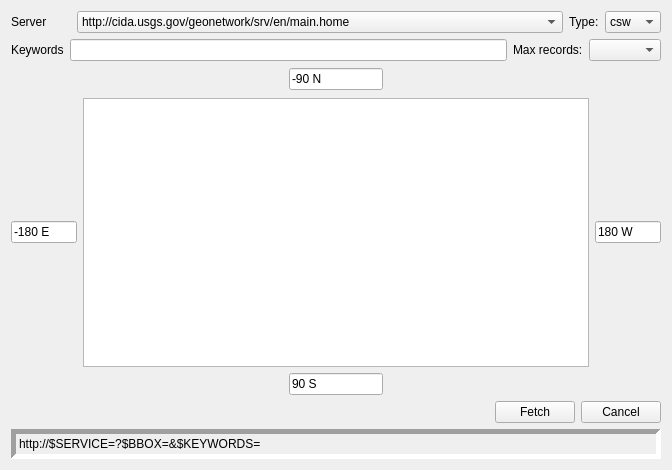
Above: ui/importwindow.ui from epifanio/planetsasha before the change. Below: the same form after it.
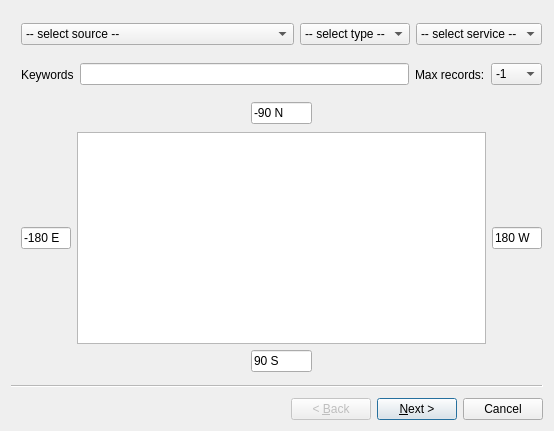
That is the form after the change. Icons and pictures are not drawn.

Commit message: import netcdf wizard + thredds reader

```diff
--- a/ui/importwindow.ui
+++ b/ui/importwindow.ui
@@ -1,60 +1,46 @@
 <?xml version="1.0" encoding="UTF-8"?>
 <ui version="4.0">
  <class>ImportWindow</class>
- <widget class="QWidget" name="ImportWindow">
+ <widget class="QWizard" name="ImportWindow">
+  <property name="windowModality">
+   <enum>Qt::NonModal</enum>
+  </property>
   <property name="geometry">
    <rect>
     <x>0</x>
     <y>0</y>
-    <width>672</width>
-    <height>470</height>
+    <width>554</width>
+    <height>431</height>
    </rect>
   </property>
+  <property name="sizePolicy">
+   <sizepolicy hsizetype="Maximum" vsizetype="Maximum">
+    <horstretch>0</horstretch>
+    <verstretch>0</verstretch>
+   </sizepolicy>
+  </property>
+  <property name="minimumSize">
+   <size>
+    <width>554</width>
+    <height>431</height>
+   </size>
+  </property>
   <property name="windowTitle">
    <string>Import</string>
   </property>
-  <property name="windowIcon">
-   <iconset resource="../gui/resources.qrc">
-    <normaloff>:/icons/icons/600px-Brosen_windrose.svg.png</normaloff>:/icons/icons/600px-Brosen_windrose.svg.png</iconset>
-  </property>
-  <layout class="QVBoxLayout" name="verticalLayout_3">
-   <item>
-    <layout class="QVBoxLayout" name="verticalLayout_2">
-     <item>
+  <widget class="QWizardPage" name="inputPage">
+   <widget class="QWidget" name="">
+    <property name="geometry">
+     <rect>
+      <x>10</x>
+      <y>10</y>
+      <width>521</width>
+      <height>27</height>
+     </rect>
+    </property>
       <layout class="QHBoxLayout" name="horizontalLayout">
        <item>
-        <widget class="QLabel" name="label">
-         <property name="sizePolicy">
-          <sizepolicy hsizetype="Preferred" vsizetype="Minimum">
-           <horstretch>0</horstretch>
-           <verstretch>0</verstretch>
-          </sizepolicy>
-         </property>
-         <property name="minimumSize">
-          <size>
-           <width>50</width>
-           <height>0</height>
-          </size>
-         </property>
-         <property name="maximumSize">
-          <size>
-           <width>60</width>
-           <height>16777215</height>
-          </size>
-         </property>
-         <property name="baseSize">
-          <size>
-           <width>50</width>
-           <height>0</height>
-          </size>
-         </property>
-         <property name="text">
-          <string>Server</string>
-         </property>
-        </widget>
-       </item>
-       <item>
-        <widget class="QComboBox" name="comboBox">
+      <widget class="QComboBox" name="cmbUrl">
          <property name="sizePolicy">
           <sizepolicy hsizetype="Preferred" vsizetype="Maximum">
            <horstretch>0</horstretch>
@@ -73,6 +59,16 @@
            <height>16777215</height>
           </size>
          </property>
+       <item>
+        <property name="text">
+         <string>-- select source --</string>
+        </property>
+       </item>
+       <item>
+        <property name="text">
+         <string>http://www.smast.umassd.edu:8080/thredds</string>
+        </property>
+       </item>
          <item>
           <property name="text">
            <string>http://cida.usgs.gov/geonetwork/srv/en/main.home</string>
@@ -108,24 +104,30 @@
            <string>http://geo.gov.ckan.org/dataset</string>
           </property>
          </item>
+      </widget>
+     </item>
          <item>
+      <widget class="QComboBox" name="cmbType">
+       <item>
           <property name="text">
-           <string>http://www.smast.umassd.edu:8080/thredds</string>
-          </property>
-         </item>
-        </widget>
+         <string>-- select type --</string>
+        </property>
+       </item>
+       <item>
+        <property name="text">
+         <string>Thredds</string>
+        </property>
        </item>
        <item>
-        <widget class="QLabel" name="label_5">
-         <property name="sizePolicy">
-          <sizepolicy hsizetype="Fixed" vsizetype="Fixed">
-           <horstretch>0</horstretch>
-           <verstretch>0</verstretch>
-          </sizepolicy>
-         </property>
+        <property name="text">
+         <string>GeoNetwork</string>
+        </property>
+       </item>
+       <item>
          <property name="text">
-          <string>Type:</string>
-         </property>
+         <string>GeoCatalog</string>
+        </property>
+       </item>
         </widget>
        </item>
        <item>
@@ -138,7 +140,7 @@
          </property>
          <item>
           <property name="text">
-           <string>csw</string>
+         <string>-- select service --</string>
           </property>
          </item>
          <item>
@@ -148,39 +150,47 @@
          </item>
          <item>
           <property name="text">
-           <string>wms</string>
-          </property>
-         </item>
-        </widget>
-       </item>
-      </layout>
-     </item>
+         <string notr="true">CSW</string>
+        </property>
+       </item>
      <item>
-      <layout class="QHBoxLayout" name="horizontalLayout_6">
-       <item>
-        <widget class="QLabel" name="label_4">
          <property name="text">
-          <string>Keywords</string>
-         </property>
-        </widget>
+         <string notr="true">OpenDAP</string>
+        </property>
        </item>
        <item>
-        <widget class="QLineEdit" name="lineEdit_9"/>
+        <property name="text">
+         <string>WCS</string>
+        </property>
        </item>
        <item>
-        <widget class="QLabel" name="label_3">
          <property name="text">
-          <string>Max records:</string>
-         </property>
-        </widget>
-       </item>
-       <item>
-        <widget class="QComboBox" name="comboBox_2"/>
-       </item>
-      </layout>
-     </item>
-     <item>
-      <layout class="QGridLayout" name="gridLayout_2">
+         <string notr="true">WMS</string>
+        </property>
+       </item>
+      </widget>
+     </item>
+    </layout>
+   </widget>
+   <widget class="QWidget" name="bboxWidget" native="true">
+    <property name="geometry">
+     <rect>
+      <x>10</x>
+      <y>90</y>
+      <width>521</width>
+      <height>271</height>
+     </rect>
+    </property>
+    <widget class="QWidget" name="layoutWidget_2">
+     <property name="geometry">
+      <rect>
+       <x>0</x>
+       <y>0</y>
+       <width>521</width>
+       <height>271</height>
+      </rect>
+     </property>
+     <layout class="QGridLayout" name="bboxLayout">
        <item row="1" column="0">
         <widget class="QLineEdit" name="txtE">
          <property name="sizePolicy">
@@ -225,9 +235,6 @@
          </property>
         </widget>
        </item>
-       <item row="1" column="1">
-        <widget class="QGraphicsView" name="graphicsView"/>
-       </item>
        <item row="0" column="1">
         <layout class="QHBoxLayout" name="horizontalLayout_2">
          <item>
@@ -302,73 +309,148 @@
          </item>
         </layout>
        </item>
-      </layout>
+      <item row="1" column="1">
+       <widget class="QGraphicsView" name="graphicsView"/>
+      </item>
+     </layout>
+    </widget>
+   </widget>
+   <widget class="QWidget" name="">
+    <property name="geometry">
+     <rect>
+      <x>10</x>
+      <y>50</y>
+      <width>521</width>
+      <height>27</height>
+     </rect>
+    </property>
+    <layout class="QHBoxLayout" name="horizontalLayout_6">
+     <item>
+      <widget class="QLabel" name="label_4">
+       <property name="text">
+        <string>Keywords</string>
+       </property>
+      </widget>
      </item>
      <item>
-      <layout class="QHBoxLayout" name="horizontalLayout_8">
+      <widget class="QLineEdit" name="leKeywords"/>
+     </item>
        <item>
-        <spacer name="horizontalSpacer_5">
-         <property name="orientation">
-          <enum>Qt::Horizontal</enum>
-         </property>
-         <property name="sizeHint" stdset="0">
-          <size>
-           <width>40</width>
-           <height>20</height>
-          </size>
-         </property>
-        </spacer>
+      <widget class="QLabel" name="label_3">
+       <property name="text">
+        <string>Max records:</string>
+       </property>
+      </widget>
+     </item>
+     <item>
+      <widget class="QComboBox" name="cmbMaxRec">
+       <item>
+        <property name="text">
+         <string notr="true">-1</string>
+        </property>
        </item>
        <item>
-        <widget class="QPushButton" name="pushButton_3">
          <property name="text">
-          <string>Fetch</string>
-         </property>
-        </widget>
+         <string notr="true">10</string>
+        </property>
        </item>
        <item>
-        <widget class="QPushButton" name="pushButton">
          <property name="text">
-          <string>Cancel</string>
-         </property>
-        </widget>
+         <string notr="true">20</string>
+        </property>
        </item>
-      </layout>
-     </item>
-    </layout>
+       <item>
+        <property name="text">
+         <string notr="true">30</string>
+        </property>
+       </item>
+       <item>
+        <property name="text">
+         <string notr="true">40</string>
+        </property>
    </item>
    <item>
-    <widget class="QLabel" name="label_2">
+        <property name="text">
+         <string notr="true">50</string>
+        </property>
+       </item>
+       <item>
+        <property name="text">
+         <string notr="true">100</string>
+        </property>
+       </item>
+      </widget>
+     </item>
+    </layout>
+   </widget>
+  </widget>
+  <widget class="QWizardPage" name="treePage">
+   <widget class="QWidget" name="verticalLayoutWidget">
+    <property name="geometry">
+     <rect>
+      <x>10</x>
+      <y>10</y>
+      <width>521</width>
+      <height>351</height>
+     </rect>
+    </property>
+    <layout class="QVBoxLayout" name="verticalLayout_3">
+     <item>
+      <widget class="QLabel" name="lblInfo">
+       <property name="sizePolicy">
+        <sizepolicy hsizetype="Preferred" vsizetype="Fixed">
+         <horstretch>0</horstretch>
+         <verstretch>0</verstretch>
+        </sizepolicy>
+       </property>
      <property name="minimumSize">
       <size>
        <width>0</width>
-       <height>30</height>
-      </size>
-     </property>
-     <property name="maximumSize">
-      <size>
-       <width>16777215</width>
        <height>50</height>
       </size>
      </property>
-     <property name="frameShape">
-      <enum>QFrame::Panel</enum>
-     </property>
-     <property name="frameShadow">
-      <enum>QFrame::Sunken</enum>
-     </property>
-     <property name="lineWidth">
-      <number>5</number>
+       <property name="autoFillBackground">
+        <bool>false</bool>
+       </property>
+       <property name="styleSheet">
+        <string notr="true">background-color: rgb(255, 255, 255);
+border-color: rgb(0, 0, 0);
+gridline-color: rgb(0, 0, 0);</string>
      </property>
      <property name="text">
-      <string>http://$SERVICE=?$BBOX=&amp;$KEYWORDS=</string>
+        <string>URL INFO</string>
      </property>
     </widget>
    </item>
-  </layout>
- </widget>
- <resources>
-  <include location="../gui/resources.qrc"/>
- </resources>
+     <item>
+      <widget class="QSplitter" name="splitter">
+       <property name="orientation">
+        <enum>Qt::Horizontal</enum>
+       </property>
+       <property name="handleWidth">
+        <number>10</number>
+       </property>
+       <widget class="QTreeView" name="treeView"/>
+       <widget class="QTextEdit" name="textEdit">
+        <property name="sizePolicy">
+         <sizepolicy hsizetype="Expanding" vsizetype="Expanding">
+          <horstretch>0</horstretch>
+          <verstretch>0</verstretch>
+         </sizepolicy>
+        </property>
+        <property name="minimumSize">
+         <size>
+          <width>0</width>
+          <height>0</height>
+         </size>
+        </property>
+       </widget>
+      </widget>
+     </item>
+    </layout>
+   </widget>
+  </widget>
+ </widget>
+ <resources/>
  <connections/>
 </ui>
```
Left out of the diff: 6 changed lines with no effect on the pictures. Lines whose indentation alone changed are shown as unchanged. The commit also changes 11 other files.
